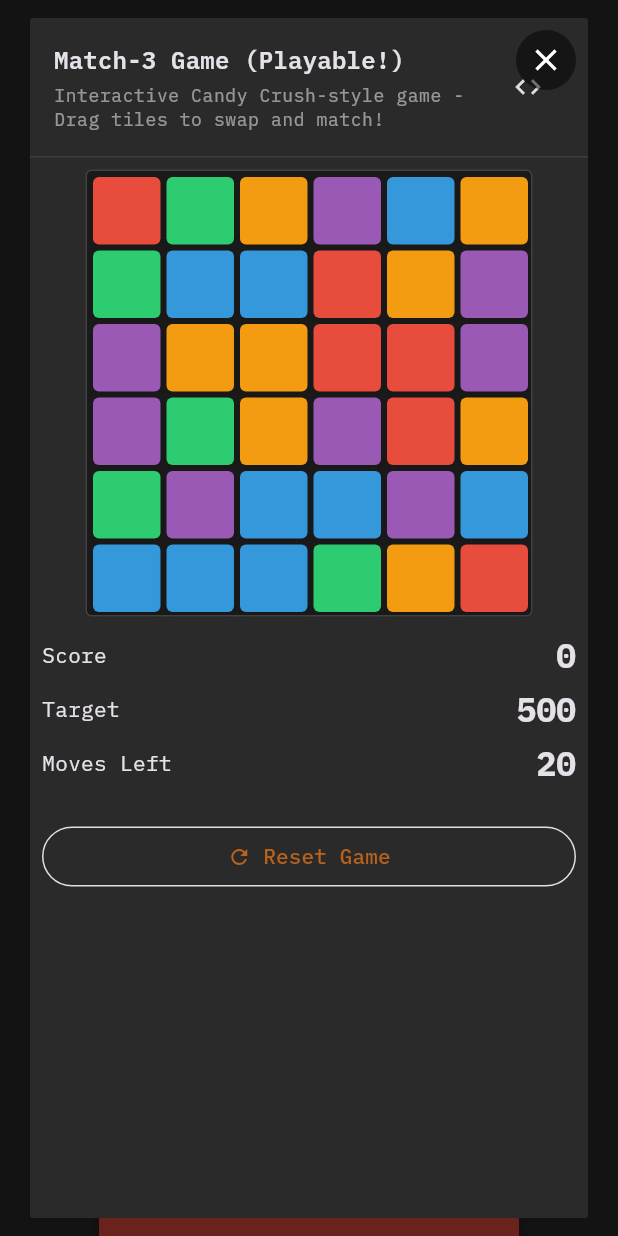
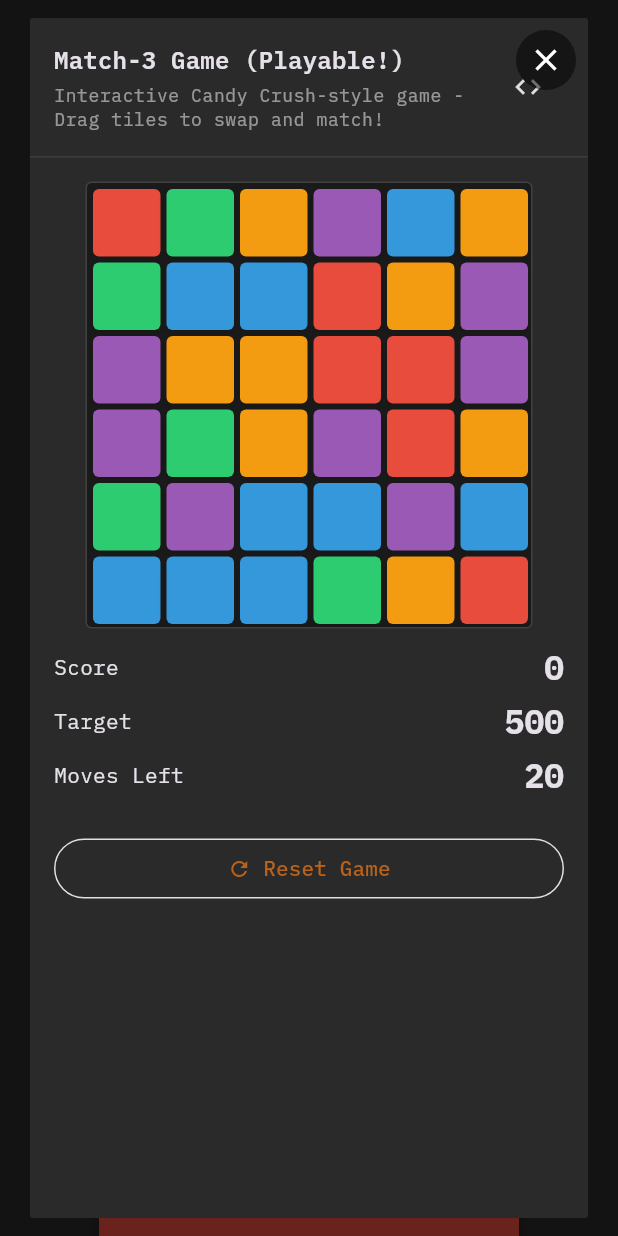
Before and after one commit to darmie/kito, a Flutter app: the CompositionsDemoScreen screen opened directly, after a tap on "Match-3 Game", on a phone screen of 412 x 824 dp. Run offline on Flutter 3.47's test engine with Material 3 defaults, Android fonts, the phone set to English and light mode, and no system bars; our stand-ins replace google_fonts.

Commit message:
Fix desktop layout for composition demos
Adjusted GridView childAspectRatio from 1.3 to 0.75 to accommodate the taller Match-3 game layout. The game now uses a Column layout (stats below board) instead of Row layout (stats beside board), requiring taller grid cells on desktop.

```diff
--- a/demo/lib/screens/compositions_demo_screen.dart
+++ b/demo/lib/screens/compositions_demo_screen.dart
@@ -90,7 +90,7 @@ class CompositionsDemoScreen extends StatelessWidget {
               crossAxisCount: crossAxisCount,
               mainAxisSpacing: spacing,
               crossAxisSpacing: spacing,
-              childAspectRatio: 1.3,
+              childAspectRatio: 0.75, // Adjusted to accommodate taller Match-3 game
               physics: const AlwaysScrollableScrollPhysics(),
               children: const [
                 _Match3GameDemo(),
@@ -728,7 +728,7 @@ if (!hadMatches) {
       child: Builder(
         builder: (context) => ReactiveBuilder(
           builder: (_) => Container(
-            padding: const EdgeInsets.all(8),
+            padding: const EdgeInsets.all(16),
             child: Column(
               mainAxisSize: MainAxisSize.min,
               children: [
```
